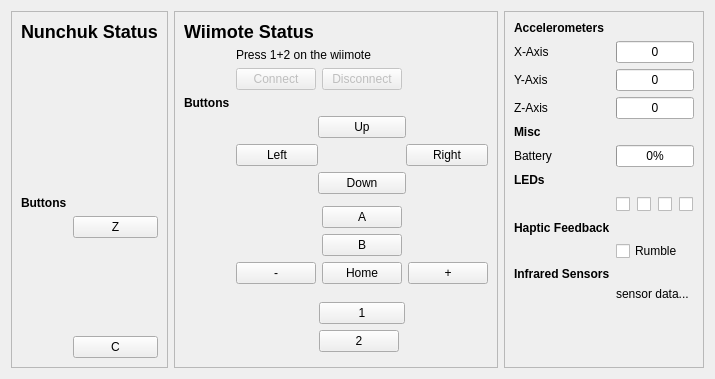
KDE/plasma-mediacenter, file wiimote/wiimoteinterface.ui: the form before one commit.
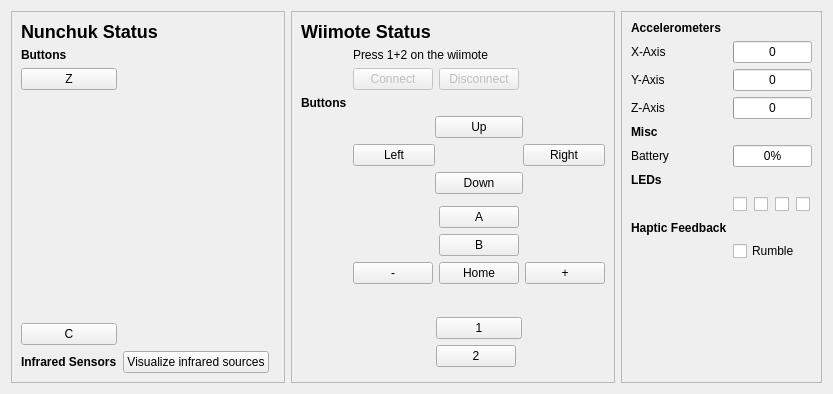
The form after the commit. Custom widgets are drawn as their Qt base class.

What changed in the file:
```diff
--- a/wiimote/wiimoteinterface.ui
+++ b/wiimote/wiimoteinterface.ui
@@ -6,8 +6,8 @@
    <rect>
     <x>0</x>
     <y>0</y>
-    <width>603</width>
-    <height>379</height>
+    <width>833</width>
+    <height>394</height>
    </rect>
   </property>
   <layout class="QHBoxLayout" name="horizontalLayout">
@@ -19,8 +19,8 @@
      <property name="frameShadow">
       <enum>QFrame::Raised</enum>
      </property>
-     <layout class="QFormLayout" name="formLayout_3">
-      <item row="0" column="0" colspan="2">
+     <layout class="QGridLayout" name="gridLayout_3">
+      <item row="0" column="0" colspan="3">
        <widget class="QLabel" name="label_19">
         <property name="text">
          <string>&lt;!DOCTYPE HTML PUBLIC &quot;-//W3C//DTD HTML 4.0//EN&quot; &quot;http://www.w3.org/TR/REC-html40/strict.dtd&quot;&gt;
@@ -32,26 +32,13 @@
        </widget>
       </item>
       <item row="1" column="0">
-       <spacer name="verticalSpacer_5">
-        <property name="orientation">
-         <enum>Qt::Vertical</enum>
-        </property>
-        <property name="sizeHint" stdset="0">
-         <size>
-          <width>20</width>
-          <height>57</height>
-         </size>
-        </property>
-       </spacer>
-      </item>
-      <item row="2" column="0">
        <widget class="QLabel" name="label_20">
         <property name="text">
          <string>&lt;b&gt;Buttons&lt;/b&gt;</string>
         </property>
        </widget>
       </item>
-      <item row="3" column="1">
+      <item row="2" column="0">
        <layout class="QVBoxLayout" name="verticalLayout">
         <item>
          <widget class="KPushButton" name="nunchukButtonZ">
@@ -82,6 +69,20 @@
         </item>
        </layout>
       </item>
+      <item row="3" column="0">
+       <widget class="QLabel" name="label_18">
+        <property name="text">
+         <string>&lt;b&gt;Infrared Sensors&lt;/b&gt;</string>
+        </property>
+       </widget>
+      </item>
+      <item row="3" column="1">
+       <widget class="KPushButton" name="irButton">
+        <property name="text">
+         <string>Visualize infrared sources</string>
+        </property>
+       </widget>
+      </item>
      </layout>
     </widget>
    </item>
@@ -613,20 +614,6 @@
         </property>
        </widget>
       </item>
-      <item row="12" column="0">
-       <widget class="QLabel" name="label_18">
-        <property name="text">
-         <string>&lt;b&gt;Infrared Sensors&lt;/b&gt;</string>
-        </property>
-       </widget>
-      </item>
-      <item row="13" column="1">
-       <widget class="QLabel" name="labelIR">
-        <property name="text">
-         <string>sensor data...</string>
-        </property>
-       </widget>
-      </item>
      </layout>
     </widget>
    </item>
```
